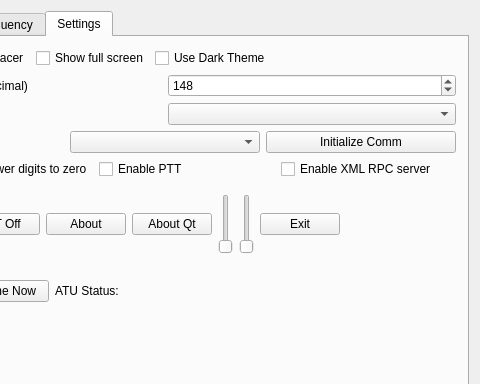
Before: the Qt Designer form wfmain.ui in adecarolis/wfweb, drawn with Qt 5; both pictures show x 150 to 630 and y 0 to 384 of the 630 by 582 pixel window.
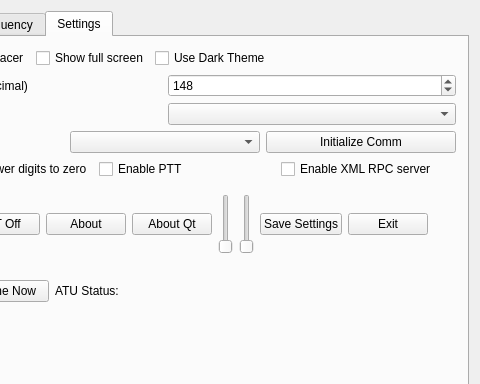
After: the same form once the commit is applied. The open tabs and pages were chosen to show the change. Custom widgets are drawn as their Qt base class.

Diff of the .ui file:
```diff
--- a/wfmain.ui
+++ b/wfmain.ui
@@ -1251,6 +1251,13 @@
             </property>
            </widget>
           </item>
+          <item>
+           <widget class="QPushButton" name="saveSettingsBtn">
+            <property name="text">
+             <string>Save Settings</string>
+            </property>
+           </widget>
+          </item>
           <item>
            <widget class="QPushButton" name="exitBtn">
             <property name="text">
```
Left out of the diff: 2 changed lines with no effect on the pictures.
